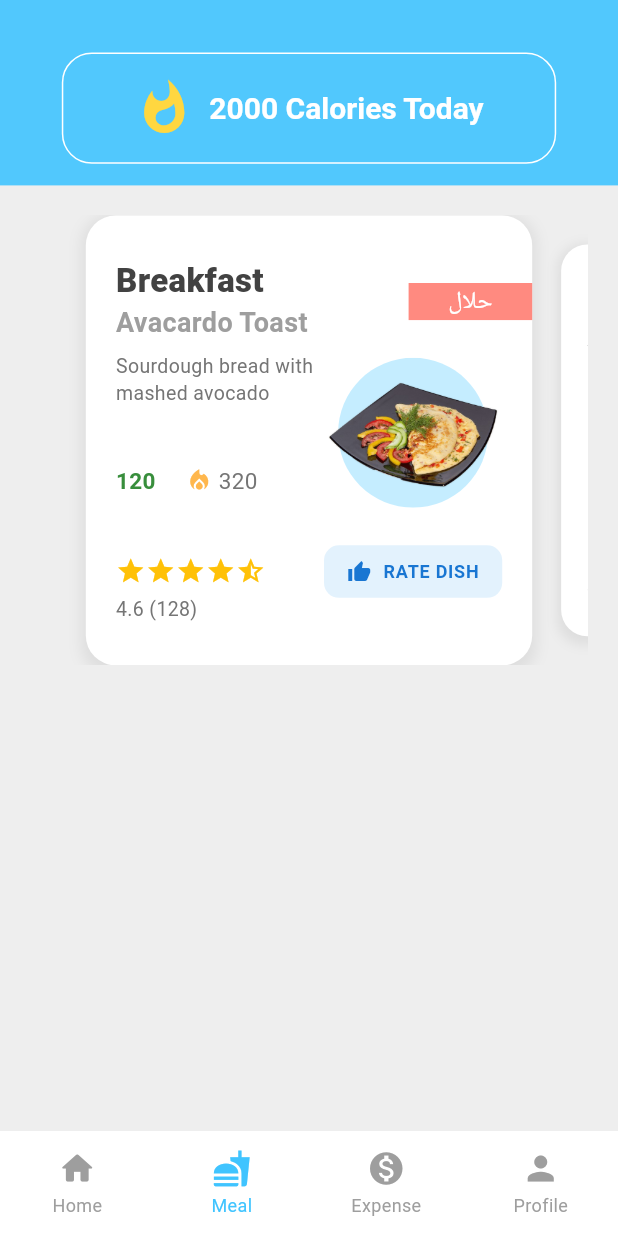
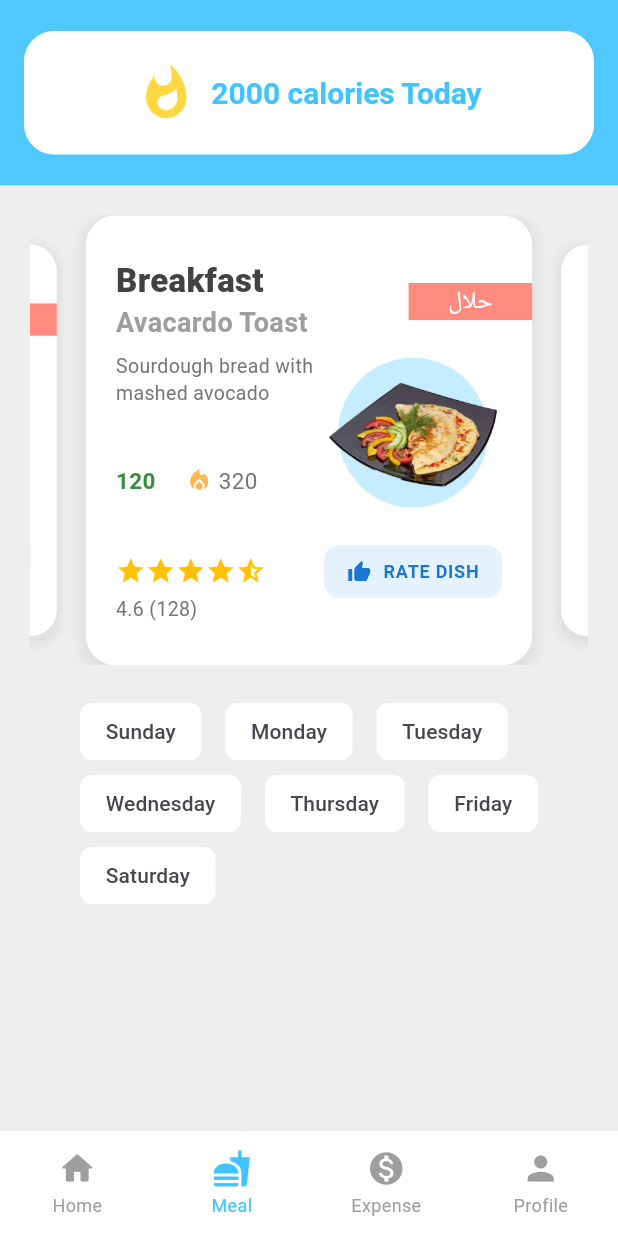
Before and after one commit to Danish9111/mess, a Flutter app: the screen it shows once a user with an empty profile is signed in, item 2 of the bottom bar chosen, on a phone screen of 412 x 824 dp. Run offline on Flutter 3.47's test engine with Material 3 defaults, Android fonts, the phone set to English and light mode, and no system bars; drawn by our look-alikes of carousel_slider, persistent_bottom_nav_bar; our stand-ins replace cloud_firestore, firebase_auth, firebase_core, flutter_rating_bar, flutter_riverpod, google_fonts and 3 more; accounts and stored records are empty; Roboto replaces fonts that are missing (NotoNastaliqUrdu).

Commit message:
Refactor MealScreen: update CarouselSlider items to use const constructors and improve layout structure

```diff
--- a/lib/screens/meal_screen/main_meal.dart
+++ b/lib/screens/meal_screen/main_meal.dart
@@ -20,47 +20,45 @@ class _MealScreenState extends State<MealScreen> {
     return Scaffold(
       backgroundColor: Colors.grey.shade200,
       appBar: AppBar(
-          toolbarHeight: screenHeight * .150,
+          toolbarHeight: screenHeight * .15,
           backgroundColor: Colors.lightBlueAccent.applyOpacity(.9),
-          title: caloriCounter(screenWidth, screenHeight),
-        ),
+          title: caloriCounter(screenHeight, screenWidth)),
       body: SingleChildScrollView(
         clipBehavior: Clip.none,
         child: Padding(
             padding: const EdgeInsets.all(20),
             child: Column(
                 crossAxisAlignment: CrossAxisAlignment.center,
-                spacing: 20,
                 children: [
+                  // 🔹 Day Selector (Chips)
+
+                  // 🔹 Carousel
                   CarouselSlider(
-                      items: [
-                        const FoodCard(
+                    items: const [
+                      FoodCard(
                         foodTime: 'Breakfast',
                         foodTitle: 'Avacardo Toast',
-                          foodDescription:
-                              'Sourdough bread with mashed avocado',
+                        foodDescription: 'Sourdough bread with mashed avocado',
                         price: 120,
                         calories: 320,
                         image: 'assets/images/nashtapng.png',
                         reviewCount: 128,
                         ratings: 4.6,
                       ),
-                        const FoodCard(
+                      FoodCard(
                         foodTime: 'Lunch',
                         foodTitle: 'Avacardo Toast',
-                          foodDescription:
-                              'Sourdough bread with mashed avocado',
+                        foodDescription: 'Sourdough bread with mashed avocado',
                         price: 120,
                         calories: 320,
                         image: 'assets/images/nashtapng.png',
                         reviewCount: 128,
                         ratings: 4.6,
                       ),
-                        const FoodCard(
+                      FoodCard(
                         foodTime: 'Dinner',
                         foodTitle: 'Avacardo Toast',
-                          foodDescription:
-                              'Sourdough bread with mashed avocado',
+                        foodDescription: 'Sourdough bread with mashed avocado',
                         price: 120,
                         calories: 320,
                         image: 'assets/images/nashtapng.png',
@@ -71,31 +69,50 @@ class _MealScreenState extends State<MealScreen> {
                     options: CarouselOptions(
                       height: 300,
                       autoPlay: false,
-                          autoPlayInterval: const Duration(seconds: 3),
-                          autoPlayAnimationDuration:
-                              const Duration(milliseconds: 800),
-                          autoPlayCurve: Curves.fastOutSlowIn,
-                          pauseAutoPlayOnTouch: true,
                       enlargeCenterPage: true,
-                          viewportFraction: .8,
-                          enableInfiniteScroll: false)),
-                  SizedBox(
-                    height: screenHeight * .02,
-                  )
-                ],
                     ),
-            )));
+                  ),
+
+                  const SizedBox(height: 20),
+                  Wrap(
+                    children: [
+                      'Sunday',
+                      'Monday',
+                      'Tuesday',
+                      'Wednesday',
+                      'Thursday',
+                      'Friday',
+                      'Saturday'
+                    ].map((day) {
+                      return Padding(
+                        padding: const EdgeInsets.symmetric(horizontal: 8.0),
+                        child: ChoiceChip(
+                          backgroundColor: Colors.white,
+                          side: const BorderSide(color: Colors.transparent),
+                          label: Text(day),
+                          selected: day == 'Today',
+                          selectedColor: Colors.lightBlueAccent,
+                          onSelected: (selected) {
+                            // handle logic here if needed
+                          },
+                        ),
+                      );
+                    }).toList(),
+                  ),
+                ]),),
+      ),
+    );
   }
 }
 
 Widget caloriCounter(double screenHeight, double screenWidth) {
   return Container(
     alignment: Alignment.center,
-    margin: EdgeInsets.only(top: screenHeight * .05),
     child: Container(
-        height: screenHeight * .18,
-        width: screenWidth * .40,
+        height: screenHeight * .1,
+        width: double.infinity,
         decoration: BoxDecoration(
+          color: Colors.white,
           border: Border.all(color: Colors.white, width: 1),
           borderRadius: BorderRadius.circular(20),
         ),
@@ -108,9 +125,9 @@ Widget caloriCounter(double screenHeight, double screenWidth) {
               color: Colors.amberAccent,
             ),
             Text(
-              '  2000 Calories Today',
+              '  2000 calories Today',
               style: TextStyle(
-                color: Colors.white,
+                color: Colors.lightBlueAccent,
                 fontSize: 20,
                 fontWeight: FontWeight.bold,
               ),
```
Lines whose indentation alone changed are shown as unchanged.
